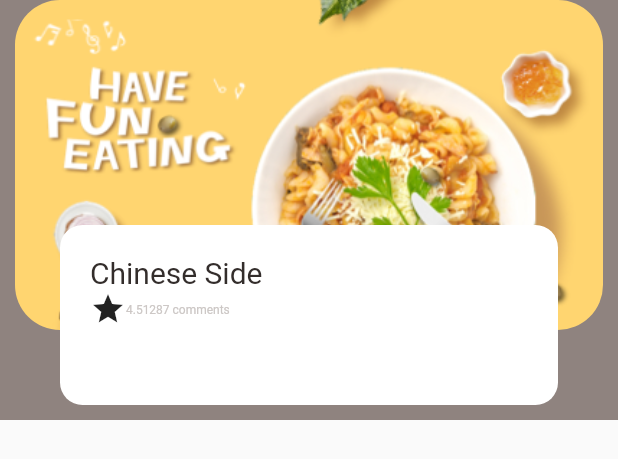
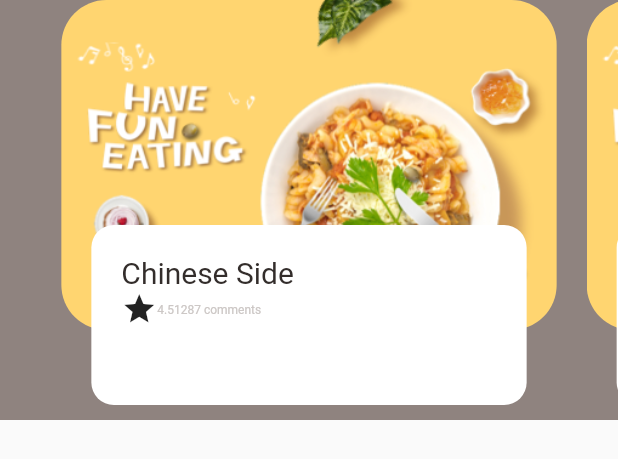
Before and after one commit to JJAHMEDAMER/food-delivery-app, a Flutter app: the MainCardCenter widget shown alone on an empty page, opened directly, on a phone screen of 412 x 824 dp. Shown: the top 459 px of the screen. Run offline on Flutter 3.47's test engine with Material 2 defaults, Android fonts, the phone set to English and light mode, and no system bars; statements that could not run were skipped.

Commit message:
Show part of the before and after card

```diff
--- a/lib/pages/home_page/main_card_center.dart
+++ b/lib/pages/home_page/main_card_center.dart
@@ -13,6 +13,7 @@ class MainCardCenter extends StatefulWidget {
 }
 
 class _MainCardCenterState extends State<MainCardCenter> {
+  PageController showpage = PageController(viewportFraction: 0.85);
   @override
   Widget build(BuildContext context) {
     return Container(
@@ -21,6 +22,8 @@ class _MainCardCenterState extends State<MainCardCenter> {
       height: 280,
       color: AppColors.paraColor,
       child: PageView.builder(
+          controller: showpage, // show a part of the next card
+          //note that the space between is from the margin and page view has nothing to do with the spaces
           itemCount: 5,
           itemBuilder: (context, position) {
             return _buildPageItem(position);
@@ -52,8 +55,7 @@ Widget _buildPageItem(int index) {
             borderRadius: BorderRadius.circular(15),
           ),
           height: 120,
-
-          margin: EdgeInsets.only(left:40, right:40, bottom: 10),
+          margin: EdgeInsets.only(left: 30, right: 30, bottom: 10), // the bottom padding is for the shadow to have space
           padding: EdgeInsets.all(20),
           child: Column(
             crossAxisAlignment: CrossAxisAlignment.start,
```
